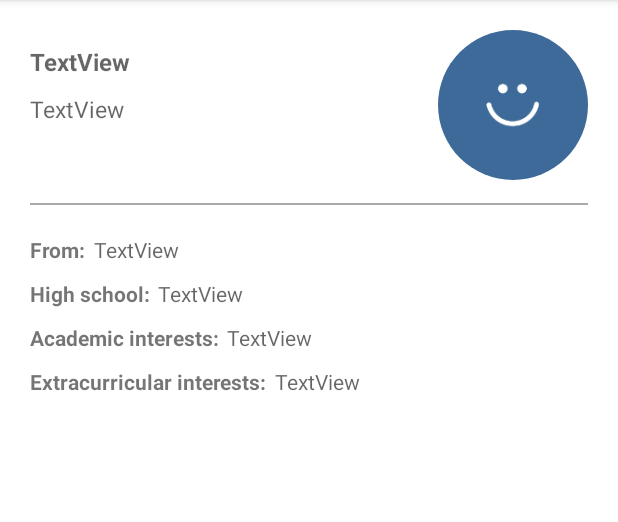
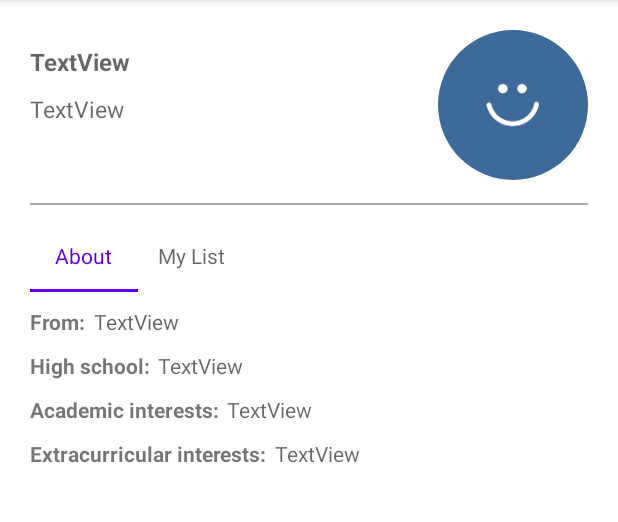
Before and after one commit to janelle-cheung/CoCo, an Android app: the fragment ProfileFragment placed in its activity, on a phone screen of 412 x 824 dp, the part 84-606 px from its top. Run offline under Robolectric (Android 15) with nearby library versions, the light colour scheme and no system bars; libraries missing offline, so code that uses them is left out: com.parse, org.parceler; pictures from the network do not load; 22 statements that could not run were skipped.

Commit message:
Initial basic setup for showing HS student's college list in profile

```diff
--- /dev/null
+++ b/app/src/main/java/com/example/collegeconnect/adapters/ProfileTabAdapter.java
@@ -0,0 +1,49 @@
+package com.example.collegeconnect.adapters;
+
+import androidx.annotation.NonNull;
+import androidx.fragment.app.Fragment;
+import androidx.fragment.app.FragmentManager;
+import androidx.fragment.app.FragmentPagerAdapter;
+
+import com.example.collegeconnect.fragments.ProfileCollegeListFragment;
+import com.example.collegeconnect.fragments.ProfileDetailsFragment;
+import com.example.collegeconnect.models.User;
+
+import org.jetbrains.annotations.NotNull;
+
+import java.util.List;
+
+public class ProfileTabAdapter extends FragmentPagerAdapter {
+
+    public static final String TAG = "ProfileTabAdapter";
+    private int tabCount;
+    private List<String> profileTabs;
+    private User userShown;
+
+    public ProfileTabAdapter(@NonNull @NotNull FragmentManager fm, List<String> profileTabs, int tabCount, User userShown) {
+        super(fm);
+        this.tabCount = tabCount;
+        this.profileTabs = profileTabs;
+        this.userShown = userShown;
+    }
+
+    @Override
+    public CharSequence getPageTitle(int position) {
+        return profileTabs.get(position);
+    }
+
+    @NonNull @NotNull @Override
+    public Fragment getItem(int position) {
+        if (position == 0) {
+            return new ProfileDetailsFragment(userShown);
+        } else if (position == 1) {
+            return new ProfileCollegeListFragment();
+        }
+        return null;
+    }
+
+    @Override
+    public int getCount() {
+        return tabCount;
+    }
+}
--- a/app/src/main/java/com/example/collegeconnect/fragments/CollegeDetailsFragment.java
+++ b/app/src/main/java/com/example/collegeconnect/fragments/CollegeDetailsFragment.java
@@ -94,6 +94,8 @@ public class CollegeDetailsFragment extends Fragment implements CollegeStudentsA
             }
         });
 
+        // High school students have the option to save the college to their list
+        if (user.isInHighSchool()) {
             binding.ibSaveToList.setEnabled(false); // Disable button while we access Parse
             getSaveFromParse(); // Check if button is saved in Parse, and fill button if yes
             binding.ibSaveToList.setEnabled(true);
@@ -111,6 +113,9 @@ public class CollegeDetailsFragment extends Fragment implements CollegeStudentsA
                     binding.ibSaveToList.setEnabled(true);
                 }
             });
+        } else {
+            binding.ibSaveToList.setVisibility(View.GONE);
+        }
     }
 
     private void getSaveFromParse() {
--- /dev/null
+++ b/app/src/main/java/com/example/collegeconnect/fragments/ProfileCollegeListFragment.java
@@ -0,0 +1,74 @@
+package com.example.collegeconnect.fragments;
+
+import android.annotation.SuppressLint;
+import android.os.Bundle;
+
+import androidx.fragment.app.Fragment;
+
+import android.util.Log;
+import android.view.LayoutInflater;
+import android.view.View;
+import android.view.ViewGroup;
+import android.widget.Toast;
+
+import com.example.collegeconnect.R;
+import com.example.collegeconnect.databinding.FragmentProfileCollegeListBinding;
+import com.example.collegeconnect.models.College;
+import com.example.collegeconnect.models.Save;
+import com.example.collegeconnect.models.User;
+import com.parse.FindCallback;
+import com.parse.ParseException;
+import com.parse.ParseQuery;
+import com.parse.ParseUser;
+
+import java.util.ArrayList;
+import java.util.List;
+
+public class ProfileCollegeListFragment extends Fragment {
+
+    public static final String TAG = "ProfileCollegeListFragment";
+    private FragmentProfileCollegeListBinding binding;
+    private User user;
+    private List<Save> collegeList;
+
+    public ProfileCollegeListFragment() {}
+
+    @SuppressLint("LongLogTag")
+    @Override
+    public View onCreateView(LayoutInflater inflater, ViewGroup container,
+                             Bundle savedInstanceState) {
+        binding = FragmentProfileCollegeListBinding.inflate(getLayoutInflater());
+        user = (User) ParseUser.getCurrentUser();
+        collegeList = new ArrayList<>();
+        queryCollegeList();
+        return binding.getRoot();
+    }
+
+    private void queryCollegeList() {
+        ParseQuery<Save> query = ParseQuery.getQuery(Save.class);
+        query.whereEqualTo(Save.KEY_USER, user);
+        query.findInBackground(new FindCallback<Save>() {
+            @SuppressLint("LongLogTag")
+            @Override
+            public void done(List<Save> objects, ParseException e) {
+                if (e != null) {
+                    Toast.makeText(getContext(), "Error getting your list", Toast.LENGTH_SHORT).show();
+                    Log.i(TAG, "Error querying saved college list");
+                    return;
+                } else if (objects.size() == 0) {
+                    binding.noCollegesSavedMessage.setVisibility(View.VISIBLE);
+                    binding.list.setVisibility(View.GONE);
+                    return;
+                }
+                collegeList.addAll(objects);
+                showCollegeList();
+            }
+        });
+    }
+
+    private void showCollegeList() {
+        for (Save s : collegeList) {
+            binding.list.setText(String.format("%s\n%s", binding.list.getText(), s.getCollegeName()));
+        }
+    }
+}
--- /dev/null
+++ b/app/src/main/java/com/example/collegeconnect/fragments/ProfileDetailsFragment.java
@@ -0,0 +1,48 @@
+package com.example.collegeconnect.fragments;
+
+import android.os.Bundle;
+
+import androidx.fragment.app.Fragment;
+
+import android.view.LayoutInflater;
+import android.view.View;
+import android.view.ViewGroup;
+
+import com.example.collegeconnect.R;
+import com.example.collegeconnect.databinding.FragmentProfileCollegeListBinding;
+import com.example.collegeconnect.databinding.FragmentProfileDetailsBinding;
+import com.example.collegeconnect.models.User;
+
+public class ProfileDetailsFragment extends Fragment {
+
+    private FragmentProfileDetailsBinding binding;
+    private User userShown;
+
+    public ProfileDetailsFragment() {}
+
+    public ProfileDetailsFragment(User user) {
+        this.userShown = user;
+    }
+
+    @Override
+    public View onCreateView(LayoutInflater inflater, ViewGroup container,
+                             Bundle savedInstanceState) {
+        binding = FragmentProfileDetailsBinding.inflate(getLayoutInflater());
+        displayInfo();
+        return binding.getRoot();
+    }
+
+    private void displayInfo() {
+        binding.tvFromValue.setText(userShown.getFrom());
+        binding.tvExtracurricularsValue.setText(userShown.getExtracurriculars());
+        binding.tvAcademicsValue.setText(userShown.getAcademics());
+
+        // Hide high school-related text views if userShown is in HS, set value otherwise
+        if (userShown.isInHighSchool()) {
+            binding.tvHighSchoolPrompt.setVisibility(View.GONE);
+            binding.tvHighSchoolValue.setVisibility(View.GONE);
+        } else {
+            binding.tvHighSchoolValue.setText(userShown.getHighSchool());
+        }
+    }
+}
--- a/app/src/main/java/com/example/collegeconnect/fragments/ProfileFragment.java
+++ b/app/src/main/java/com/example/collegeconnect/fragments/ProfileFragment.java
@@ -22,9 +22,11 @@ import android.widget.Toast;
 import com.bumptech.glide.Glide;
 import com.example.collegeconnect.R;
 import com.example.collegeconnect.activities.StartConversationActivity;
+import com.example.collegeconnect.adapters.ProfileTabAdapter;
 import com.example.collegeconnect.models.Conversation;
 import com.example.collegeconnect.databinding.FragmentProfileBinding;
 import com.example.collegeconnect.models.User;
+import com.google.android.material.tabs.TabLayout;
 import com.parse.FindCallback;
 import com.parse.ParseException;
 import com.parse.ParseFile;
@@ -36,6 +38,7 @@ import org.parceler.Parcels;
 
 import java.io.ByteArrayOutputStream;
 import java.io.IOException;
+import java.util.Arrays;
 import java.util.List;
 
 public class ProfileFragment extends Fragment {
@@ -59,11 +62,15 @@ public class ProfileFragment extends Fragment {
         currUser = (User) ParseUser.getCurrentUser();
         if (bundle != null) {
             userShown = Parcels.unwrap(getArguments().getParcelable(CollegeDetailsFragment.KEY_OTHER_PROFILE));
+            binding.tabLayout.setVisibility(View.GONE); // Hide tab layout if viewing another user's profile
         } else {
             userShown = currUser;
+            if (!userShown.isInHighSchool()) {
+                binding.tabLayout.setVisibility(View.GONE); // Hide tab layout if currUser is in college
+            }
         }
 
-        displayInfo();
+        configureTabAdapter();
 
         binding.ivProfileImage.setOnClickListener(new View.OnClickListener() {
             @Override
@@ -72,6 +79,11 @@ public class ProfileFragment extends Fragment {
             }
         });
 
+        if (currUser.isInHighSchool() && !userShown.isInHighSchool()) {
+            checkForExistingConversation();
+        }
+
+        displayInfo();
         return binding.getRoot();
     }
 
@@ -82,9 +94,6 @@ public class ProfileFragment extends Fragment {
         else { currSchool = userShown.getCollege(); }
         binding.tvGradeAndSchool.setText(
                 String.format("%s at %s", userShown.getGrade(), currSchool));
-        binding.tvFromValue.setText(userShown.getFrom());
-        binding.tvExtracurricularsValue.setText(userShown.getExtracurriculars());
-        binding.tvAcademicsValue.setText(userShown.getAcademics());
 
         if (userShown.hasProfileImage()) {
             Glide.with(getContext())
@@ -99,26 +108,26 @@ public class ProfileFragment extends Fragment {
                     .circleCrop()
                     .into(binding.ivProfileImage);
         }
+    }
 
-        // Hide high school-related text views if userShown is in HS, set value otherwise
-        if (userShown.isInHighSchool()) {
-            binding.tvHighSchoolPrompt.setVisibility(View.GONE);
-            binding.tvHighSchoolValue.setVisibility(View.GONE);
-        } else {
-            binding.tvHighSchoolValue.setText(userShown.getHighSchool());
-        }
+    private void configureTabAdapter() {
+        List<String> profileTabs = Arrays.asList(getResources().getStringArray(R.array.profile_tabs_array));
+        final ProfileTabAdapter tabAdapter = new ProfileTabAdapter(this.getChildFragmentManager(),
+                profileTabs, profileTabs.size(), userShown);
+        binding.viewPager.setAdapter(tabAdapter);
+        binding.tabLayout.setupWithViewPager(binding.viewPager);
+        binding.viewPager.addOnPageChangeListener(new TabLayout.TabLayoutOnPageChangeListener(binding.tabLayout));
+        binding.tabLayout.addOnTabSelectedListener(new TabLayout.OnTabSelectedListener() {
+            @Override
+            public void onTabSelected(TabLayout.Tab tab) {
+                binding.viewPager.setCurrentItem(tab.getPosition());
+            }
 
-        if (currUser.isInHighSchool() && !userShown.isInHighSchool()) {
-            checkForExistingConversation();
-        }
+            @Override
+            public void onTabUnselected(TabLayout.Tab tab) { }
 
-        binding.btnStartConversation.setOnClickListener(new View.OnClickListener() {
             @Override
-            public void onClick(View v) {
-                Intent i = new Intent(getContext(), StartConversationActivity.class);
-                i.putExtra(KEY_COLLEGE_USER, Parcels.wrap(userShown));
-                startActivityForResult(i, START_CONVERSATION_REQUEST_CODE);
-            }
+            public void onTabReselected(TabLayout.Tab tab) { }
         });
     }
 
@@ -134,14 +143,21 @@ public class ProfileFragment extends Fragment {
             @Override
             public void done(List<Conversation> objects, ParseException e) {
                 if (e != null) {
-                    Log.e(TAG, "Problem with querying for existing conversation ", e);
                 } else {
                     // If conversation exists, disable button and notify HS user
                     if (objects.size() > 0) {
                         binding.btnStartConversation.setEnabled(false);
                         binding.btnStartConversation.setText(getString(R.string.existing_conversation));
+                    } else {
+                        binding.btnStartConversation.setOnClickListener(new View.OnClickListener() {
+                            @Override
+                            public void onClick(View v) {
+                                Intent i = new Intent(getContext(), StartConversationActivity.class);
+                                i.putExtra(KEY_COLLEGE_USER, Parcels.wrap(userShown));
+                                startActivityForResult(i, START_CONVERSATION_REQUEST_CODE);
+                            }
+                        });
                     }
-                    // Show StartConversation button and set on click listener
                     binding.btnStartConversation.setVisibility(View.VISIBLE);
                 }
             }
--- a/app/src/main/res/layout/fragment_college_details.xml
+++ b/app/src/main/res/layout/fragment_college_details.xml
@@ -150,7 +150,7 @@
         android:gravity="center_horizontal"
         android:layout_marginTop="0dp"
         android:padding="10dp"
-        android:text="@string/no_college_students"
+        android:text="@string/no_college_students_message"
         android:textColor="#E6E2E2"
         android:visibility="visible" />
 
--- a/app/src/main/res/layout/fragment_profile.xml
+++ b/app/src/main/res/layout/fragment_profile.xml
@@ -58,84 +58,23 @@
         android:layout_marginTop="15dp"
         android:background="@android:color/darker_gray" />
 
-    <TextView
-        android:id="@+id/tvFromPrompt"
-        android:layout_width="wrap_content"
-        android:layout_height="wrap_content"
+    <androidx.viewpager.widget.ViewPager
+        android:id="@+id/viewPager"
+        android:layout_marginTop="10dp"
         android:layout_below="@+id/line"
-        android:layout_alignParentStart="true"
-        android:layout_marginTop="20dp"
-        android:text="@string/profile_from"
-        android:textStyle="bold" />
+        android:layout_width="match_parent"
+        android:layout_height="match_parent">
 
-    <TextView
-        android:id="@+id/tvFromValue"
-        android:layout_width="wrap_content"
-        android:layout_height="wrap_content"
-        android:layout_below="@+id/line"
-        android:layout_marginStart="5dp"
-        android:layout_marginTop="20dp"
-        android:layout_toEndOf="@+id/tvFromPrompt"
-        android:hint="TextView" />
+        <com.google.android.material.tabs.TabLayout
+            android:id="@+id/tabLayout"
+            android:layout_width="match_parent"
+            android:layout_height="wrap_content"
+            app:tabMode="scrollable"
+            app:tabTextAppearance="@android:style/TextAppearance.Widget.TabWidget"
+            android:layout_gravity="top">
 
-    <TextView
-        android:id="@+id/tvHighSchoolPrompt"
-        android:layout_width="wrap_content"
-        android:layout_height="wrap_content"
-        android:layout_below="@+id/tvFromValue"
-        android:layout_alignParentStart="true"
-        android:layout_marginTop="10dp"
-        android:text="@string/profile_highschool"
-        android:textStyle="bold" />
+        </com.google.android.material.tabs.TabLayout>
 
-    <TextView
-        android:id="@+id/tvHighSchoolValue"
-        android:layout_width="wrap_content"
-        android:layout_height="wrap_content"
-        android:layout_below="@+id/tvFromValue"
-        android:layout_marginStart="5dp"
-        android:layout_marginTop="10dp"
-        android:layout_toEndOf="@+id/tvHighSchoolPrompt"
-        android:hint="TextView" />
-
-    <TextView
-        android:id="@+id/tvAcademicsPrompt"
-        android:layout_width="wrap_content"
-        android:layout_height="wrap_content"
-        android:layout_below="@+id/tvHighSchoolValue"
-        android:layout_alignParentStart="true"
-        android:layout_marginTop="10dp"
-        android:text="@string/profile_academics"
-        android:textStyle="bold" />
-
-    <TextView
-        android:id="@+id/tvAcademicsValue"
-        android:layout_width="wrap_content"
-        android:layout_height="wrap_content"
-        android:layout_below="@+id/tvHighSchoolValue"
-        android:layout_marginStart="5dp"
-        android:layout_marginTop="10dp"
-        android:layout_toEndOf="@+id/tvAcademicsPrompt"
-        android:hint="TextView" />
-
-    <TextView
-        android:id="@+id/tvExtracurricularsPrompt"
-        android:layout_width="wrap_content"
-        android:layout_height="wrap_content"
-        android:layout_below="@+id/tvAcademicsValue"
-        android:layout_alignParentStart="true"
-        android:layout_marginTop="10dp"
-        android:text="@string/profile_extracurriculars"
-        android:textStyle="bold" />
-
-    <TextView
-        android:id="@+id/tvExtracurricularsValue"
-        android:layout_width="wrap_content"
-        android:layout_height="wrap_content"
-        android:layout_below="@+id/tvAcademicsValue"
-        android:layout_marginStart="5dp"
-        android:layout_marginTop="10dp"
-        android:layout_toEndOf="@+id/tvExtracurricularsPrompt"
-        android:hint="TextView" />
+    </androidx.viewpager.widget.ViewPager>
 
 </RelativeLayout>
--- /dev/null
+++ b/app/src/main/res/layout/fragment_profile_details.xml
@@ -0,0 +1,86 @@
+<?xml version="1.0" encoding="utf-8"?>
+<RelativeLayout xmlns:android="http://schemas.android.com/apk/res/android"
+    xmlns:tools="http://schemas.android.com/tools"
+    android:layout_width="match_parent"
+    android:layout_height="match_parent"
+    android:paddingVertical="10dp"
+    tools:context=".fragments.ProfileDetailsFragment">
+
+    <TextView
+        android:id="@+id/tvFromPrompt"
+        android:layout_width="wrap_content"
+        android:layout_height="wrap_content"
+        android:layout_alignParentStart="true"
+        android:text="@string/profile_from"
+        android:textStyle="bold" />
+
+    <TextView
+        android:id="@+id/tvFromValue"
+        android:layout_width="wrap_content"
+        android:layout_height="wrap_content"
+        android:layout_alignTop="@+id/tvFromPrompt"
+        android:layout_marginStart="5dp"
+        android:layout_toEndOf="@+id/tvFromPrompt"
+        android:hint="TextView" />
+
+    <TextView
+        android:id="@+id/tvHighSchoolPrompt"
+        android:layout_width="wrap_content"
+        android:layout_height="wrap_content"
+        android:layout_below="@+id/tvFromValue"
+        android:layout_alignParentStart="true"
+        android:layout_marginTop="10dp"
+        android:text="@string/profile_highschool"
+        android:textStyle="bold" />
+
+    <TextView
+        android:id="@+id/tvHighSchoolValue"
+        android:layout_width="wrap_content"
+        android:layout_height="wrap_content"
+        android:layout_below="@+id/tvFromValue"
+        android:layout_marginStart="5dp"
+        android:layout_marginTop="10dp"
+        android:layout_toEndOf="@+id/tvHighSchoolPrompt"
+        android:hint="TextView" />
+
+    <TextView
+        android:id="@+id/tvAcademicsPrompt"
+        android:layout_width="wrap_content"
+        android:layout_height="wrap_content"
+        android:layout_below="@+id/tvHighSchoolValue"
+        android:layout_alignParentStart="true"
+        android:layout_marginTop="10dp"
+        android:text="@string/profile_academics"
+        android:textStyle="bold" />
+
+    <TextView
+        android:id="@+id/tvAcademicsValue"
+        android:layout_width="wrap_content"
+        android:layout_height="wrap_content"
+        android:layout_below="@+id/tvHighSchoolValue"
+        android:layout_marginStart="5dp"
+        android:layout_marginTop="10dp"
+        android:layout_toEndOf="@+id/tvAcademicsPrompt"
+        android:hint="TextView" />
+
+    <TextView
+        android:id="@+id/tvExtracurricularsPrompt"
+        android:layout_width="wrap_content"
+        android:layout_height="wrap_content"
+        android:layout_below="@+id/tvAcademicsValue"
+        android:layout_alignParentStart="true"
+        android:layout_marginTop="10dp"
+        android:text="@string/profile_extracurriculars"
+        android:textStyle="bold" />
+
+    <TextView
+        android:id="@+id/tvExtracurricularsValue"
+        android:layout_width="wrap_content"
+        android:layout_height="wrap_content"
+        android:layout_below="@+id/tvAcademicsValue"
+        android:layout_marginStart="5dp"
+        android:layout_marginTop="10dp"
+        android:layout_toEndOf="@+id/tvExtracurricularsPrompt"
+        android:hint="TextView" />
+
+</RelativeLayout>
--- a/app/src/main/res/values/strings.xml
+++ b/app/src/main/res/values/strings.xml
@@ -28,7 +28,7 @@
     <string name="message_hint">Message...</string>
     <string name="college_search_prompt">Search for a college...</string>
     <string name="start_conversation">Start conversation</string>
-    <string name="no_college_students">Sorry!\nThere are no CoCo users who attend this college right now.</string>
+    <string name="no_college_students_message">Sorry!\nThere are no CoCo users who attend this college right now.</string>
     <string name="brief_intro_prompt">Give a brief introduction of yourself</string>
     <string name="inquiries_prompt">Describe what you\'re interested in talking about</string>
     <string name="starting_conversation_with">Starting conversation with </string>
@@ -57,6 +57,7 @@
     <string name="uploading_to">Uploading to:</string>
     <string name="upload">Upload</string>
     <string name="category">Category:</string>
+    <string name="no_colleges_saved_message">You have no colleges saved to your list yet</string>
 
     <string-array name="all_albums_array">
         <item>@string/album_all</item>
@@ -71,6 +72,11 @@
         <item>@string/album_dorms</item>
         <item>@string/album_food</item>
         <item>@string/album_student_life</item>
+    </string-array>
+
+    <string-array name="profile_tabs_array">
+        <item>About</item>
+        <item>My List</item>
     </string-array>
 
     <string-array name="readable_college_categories_array">
```
Also changed, not shown: app/src/main/res/layout/fragment_profile_college_list.xml (added, +22 -0 lines). Lines whose indentation alone changed are shown as unchanged.
